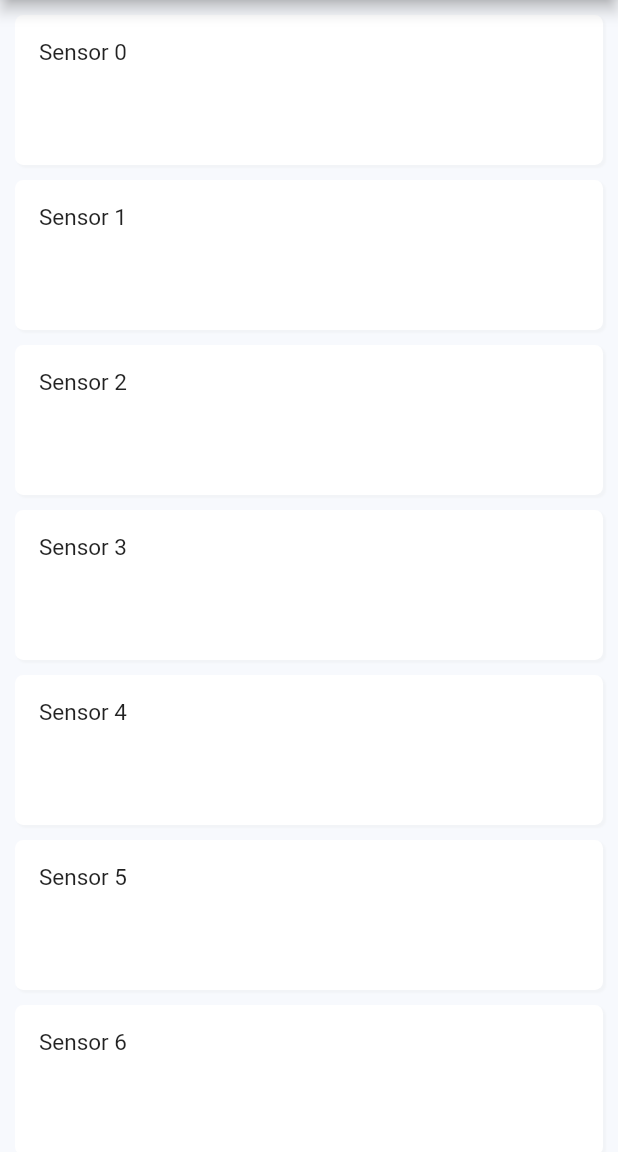
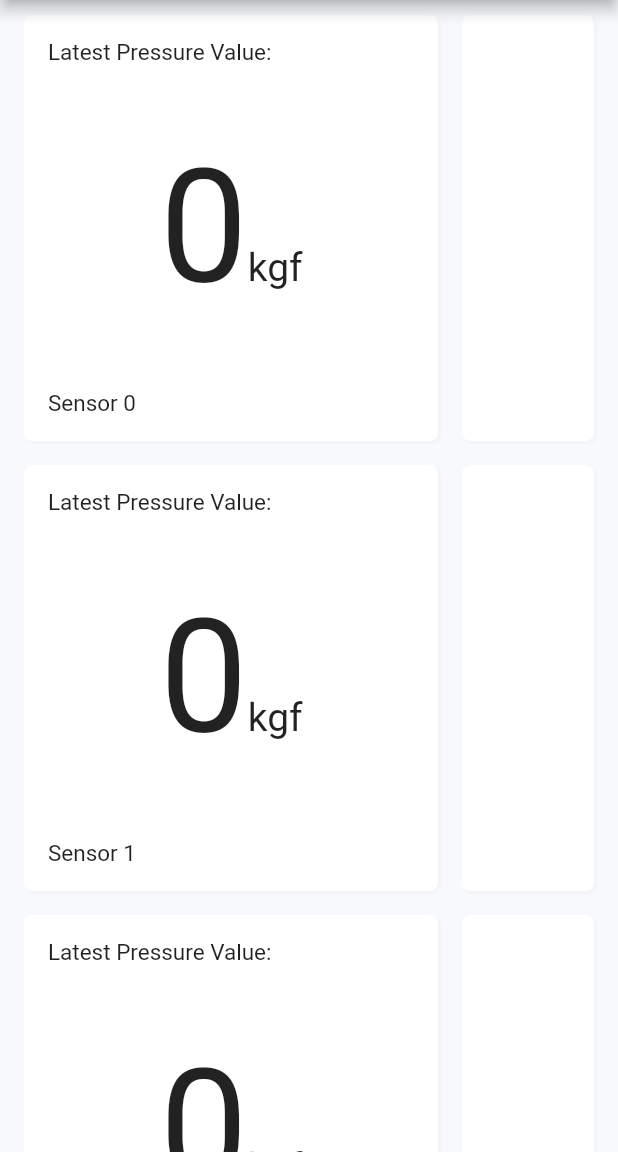
Before and after one commit to BoshiLee/water_presure_iot, a Flutter app: the screen it shows after launch, on a phone screen of 412 x 824 dp, the part 84-1236 px from its top. Run offline on Flutter 3.47's test engine with Material 2 defaults, Android fonts, the phone set to English and light mode, and no system bars; our stand-ins replace bot_toast, dio, equatable, pretty_dio_logger, shared_preferences, sidebarx and 1 more.

Commit message:
更新樣式

```diff
--- /dev/null
+++ b/lib/screens/sensors/dashboard_card.dart
@@ -0,0 +1,31 @@
+import 'package:flutter/material.dart';
+
+class DashBoardCard extends StatelessWidget {
+  final EdgeInsets? margin;
+  final Widget child;
+  const DashBoardCard({
+    super.key,
+    required this.child,
+    this.margin,
+  });
+
+  @override
+  Widget build(BuildContext context) {
+    return Container(
+      margin: margin ?? const EdgeInsets.all(4),
+      padding: const EdgeInsets.all(16),
+      decoration: BoxDecoration(
+        color: Colors.white,
+        borderRadius: BorderRadius.circular(5.5),
+        boxShadow: const [
+          BoxShadow(
+            color: Color(0xfff2f4f7),
+            blurRadius: 0.3,
+            offset: Offset(1.8, 1.8),
+          )
+        ],
+      ),
+      child: child,
+    );
+  }
+}
--- a/lib/screens/sensors/sensors_screen.dart
+++ b/lib/screens/sensors/sensors_screen.dart
@@ -1,5 +1,6 @@
 import 'package:flutter/material.dart';
 import 'package:sidebarx/sidebarx.dart';
+import 'package:water_pressure_iot/screens/sensors/dashboard_card.dart';
 
 class SensorsScreen extends StatelessWidget {
   const SensorsScreen({
@@ -11,37 +12,75 @@ class SensorsScreen extends StatelessWidget {
 
   @override
   Widget build(BuildContext context) {
-    final theme = Theme.of(context);
     return Scaffold(
       backgroundColor: const Color(0xfff7f9fd),
       body: ListView.builder(
         padding: const EdgeInsets.only(top: 10),
         itemBuilder: (context, index) => Container(
-          height: 100,
-          width: double.infinity,
-          margin: const EdgeInsets.only(
-            bottom: 10,
-            right: 10,
-            left: 10,
-          ),
-          padding: const EdgeInsets.all(16),
-          decoration: BoxDecoration(
-            color: Colors.white,
-            borderRadius: BorderRadius.circular(5.5),
-            boxShadow: const [
-              BoxShadow(
-                color: Color(0xfff2f4f7),
-                blurRadius: 0.3,
-                offset: Offset(1.8, 1.8),
+          height: 300,
+          child: Row(
+            children: [
+              Container(
+                constraints: const BoxConstraints(maxWidth: 300),
+                child: DashBoardCard(
+                  margin: const EdgeInsets.only(left: 16, right: 8, bottom: 16),
+                  child: Column(
+                    crossAxisAlignment: CrossAxisAlignment.stretch,
+                    children: [
+                      const Text(
+                        'Latest Pressure Value:',
+                        style: TextStyle(
+                          fontSize: 15,
+                          color: Colors.black87,
+                        ),
+                      ),
+                      const Expanded(
+                        child: Center(
+                          child: Text.rich(
+                            TextSpan(
+                              text: '0',
+                              style: TextStyle(
+                                overflow: TextOverflow.ellipsis,
+                                fontSize: 105,
+                                fontFamily: 'Roboto',
+                              ),
+                              children: <TextSpan>[
+                                TextSpan(
+                                  text: 'kgf',
+                                  style: TextStyle(
+                                    fontSize: 26,
+                                    overflow: TextOverflow.ellipsis,
+                                    fontFamily: 'Roboto',
+                                  ),
+                                ),
+                              ],
+                            ),
+                            strutStyle: StrutStyle(
+                              fontFamily: 'Roboto',
+                              height: 1.0,
+                            ),
+                          ),
+                        ),
+                      ),
+                      Text(
+                        'Sensor $index ',
+                        style: const TextStyle(
+                          fontSize: 15,
+                          color: Colors.black87,
+                        ),
+                      ),
+                    ],
+                  ),
+                ),
+              ),
+              Expanded(
+                flex: 4,
+                child: DashBoardCard(
+                  margin: const EdgeInsets.only(left: 8, right: 16, bottom: 16),
+                  child: Container(),
+                ),
               )
             ],
-          ),
-          child: Text(
-            'Sensor $index',
-            style: const TextStyle(
-              fontSize: 15,
-              color: Colors.black87,
-            ),
           ),
         ),
       ),
```
